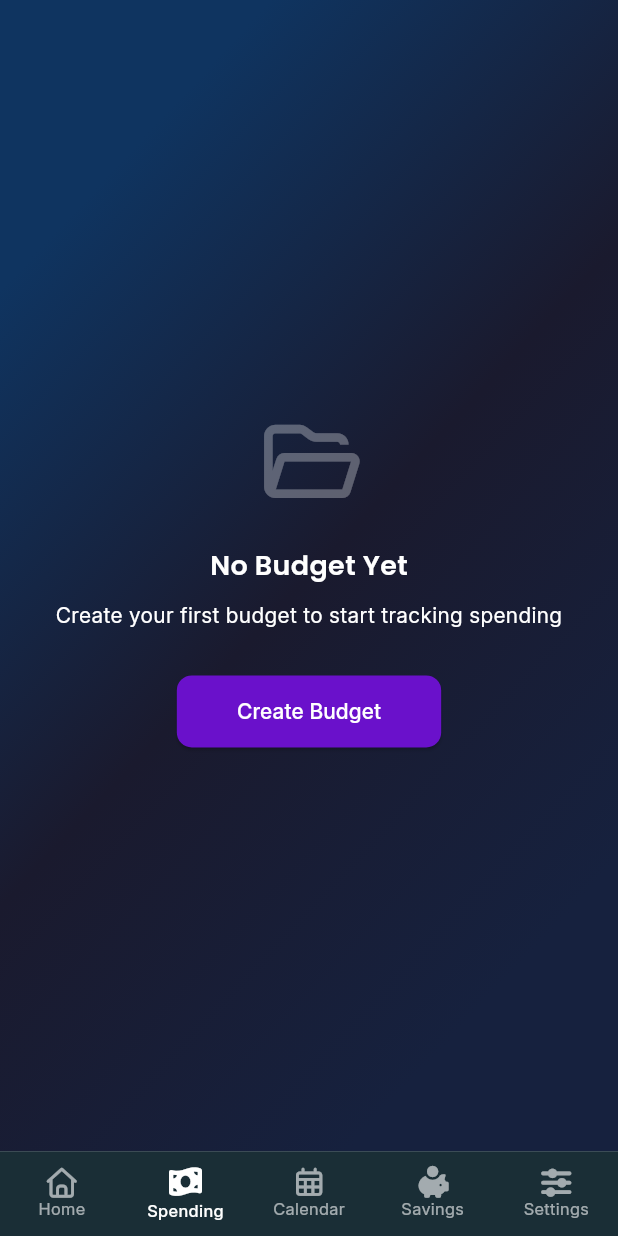
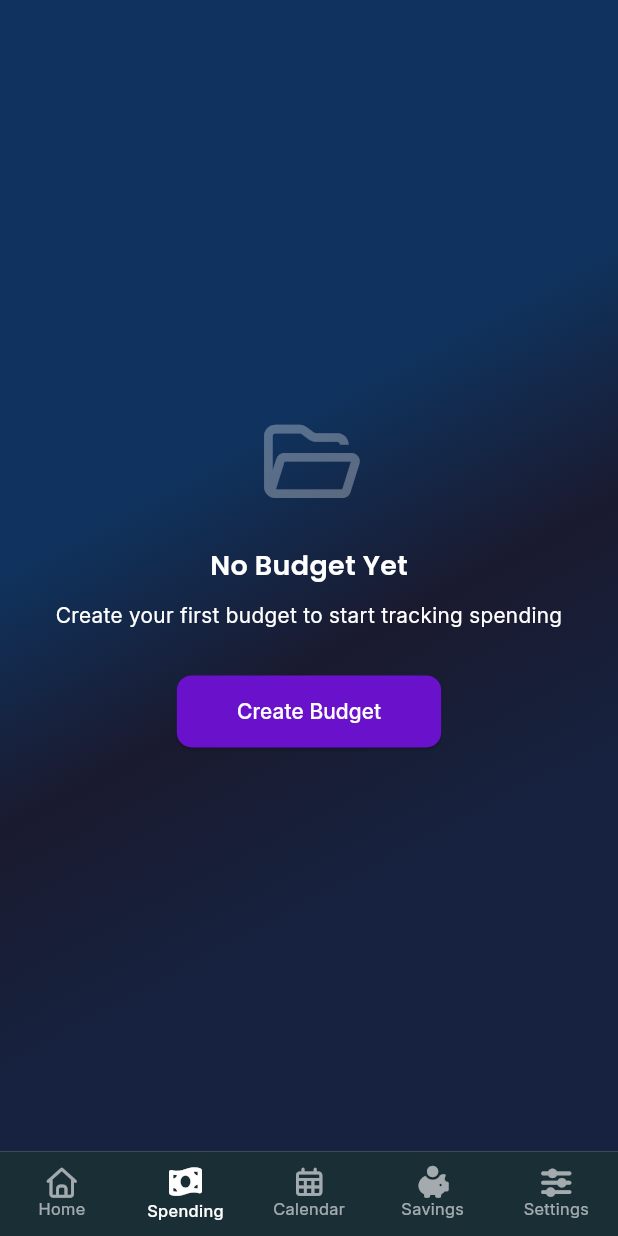
Before and after one commit to jhon6264/SpendSave-Mobile-App, a Flutter app: the screen it shows after launch, item 2 of the bottom bar chosen, on a phone screen of 412 x 824 dp. Run offline on Flutter 3.47's test engine with Material 3 defaults, Android fonts, the phone set to English and light mode, and no system bars; our stand-ins replace font_awesome_flutter, glassmorphism, hive; accounts and stored records are empty.

Commit message:
2nd commit 1/15/26

```diff
--- a/lib/screens/calendar_screen.dart
+++ b/lib/screens/calendar_screen.dart
@@ -7,12 +7,9 @@ class CalendarScreen extends StatelessWidget {
 
   @override
   Widget build(BuildContext context) {
-    return Scaffold(
-      body: Container(
-        decoration: const BoxDecoration(
-          gradient: AppTheme.backgroundGradient,
-        ),
-        child: SafeArea(
+  return Scaffold(
+    body: AnimatedBackground(
+      child: SafeArea(
           child: Padding(
             padding: const EdgeInsets.all(AppTheme.paddingMedium),
             child: Column(
--- a/lib/widgets/animated_background.dart
+++ b/lib/widgets/animated_background.dart
@@ -1,4 +1,5 @@
 import 'package:flutter/material.dart';
+import 'dart:math';
 
 class AnimatedBackground extends StatefulWidget {
   final Widget child;
@@ -19,8 +20,8 @@ class _AnimatedBackgroundState extends State<AnimatedBackground>
   late AnimationController _controller;
   late Animation<double> _animation;
 
-  // Deep Ocean color palette
-  static const List<Color> _backgroundColors = [
+  // Original color palette from app_theme.dart
+  static const List<Color> _baseColors = [
     Color(0xFF0F3460), // Deep Blue
     Color(0xFF1A1A2E), // Navy
     Color(0xFF16213E), // Dark Blue
@@ -30,15 +31,16 @@ class _AnimatedBackgroundState extends State<AnimatedBackground>
   void initState() {
     super.initState();
 
+    // Controller for infinite seamless animation
     _controller = AnimationController(
       vsync: this,
       duration: widget.duration,
-    )..repeat(reverse: true);
+    )..repeat();
 
     _animation = Tween<double>(begin: 0.0, end: 1.0).animate(
       CurvedAnimation(
         parent: _controller,
-        curve: Curves.easeInOut,
+        curve: Curves.linear, // Linear for smooth continuous movement
       ),
     );
   }
@@ -49,26 +51,71 @@ class _AnimatedBackgroundState extends State<AnimatedBackground>
     super.dispose();
   }
 
+  // Generate interpolated colors for continuous cycling
+  List<Color> _getCyclingColors(double progress) {
+    // Multiply progress by number of colors for complete cycles
+    final double offset = progress * _baseColors.length;
+
+    // Create three interpolated colors that shift through the palette
+    return List.generate(3, (index) {
+      // Calculate which two base colors to interpolate between
+      final double colorPos = (offset + index) % _baseColors.length;
+      final int colorIndex = colorPos.floor();
+      final double lerpAmount = colorPos - colorIndex;
+
+      // Get the two colors to interpolate
+      final Color colorA = _baseColors[colorIndex];
+      final Color colorB = _baseColors[(colorIndex + 1) % _baseColors.length];
+
+      // Smooth interpolation using sinusoidal easing
+      final double easedLerp = _smoothStep(lerpAmount);
+      return Color.lerp(colorA, colorB, easedLerp)!;
+    });
+  }
+
+  // Smoothstep function for smoother transitions
+  double _smoothStep(double t) {
+    return t * t * (3 - 2 * t);
+  }
+
+  // Calculate gradient positions for flowing effect
+  Alignment _getGradientStart(double progress) {
+    // Create circular motion for gradient angle
+    final double angle = progress * 2 * 3.14159;
+    final double x = -0.5 + 0.3 * (1.0 + sin(angle)) / 2;
+    final double y = -0.5 + 0.3 * (1.0 + cos(angle)) / 2;
+    return Alignment(x, y);
+  }
+
+  Alignment _getGradientEnd(double progress) {
+    // Opposite direction for dynamic gradient
+    final double angle = progress * 2 * 3.14159 + 3.14159;
+    final double x = 0.5 - 0.3 * (1.0 + sin(angle)) / 2;
+    final double y = 0.5 - 0.3 * (1.0 + cos(angle)) / 2;
+    return Alignment(x, y);
+  }
+
   @override
   Widget build(BuildContext context) {
     return AnimatedBuilder(
       animation: _animation,
       builder: (context, child) {
-        // Calculate moving gradient positions based on animation value
-        final animationValue = _animation.value;
+        final double progress = _animation.value;
 
-        // Create moving effect by animating gradient start/end positions
-        final beginX = -1.0 + (2.0 * animationValue);
-        final beginY = -0.5 + (1.0 * animationValue);
-        final endX = 1.0 - (2.0 * animationValue);
-        final endY = 0.5 - (1.0 * animationValue);
+        // Get current colors in the cycle
+        final List<Color> currentColors = _getCyclingColors(progress);
+
+        // Get current gradient positions
+        final Alignment gradientStart = _getGradientStart(progress);
+        final Alignment gradientEnd = _getGradientEnd(progress);
 
         return Container(
           decoration: BoxDecoration(
             gradient: LinearGradient(
-              colors: _backgroundColors,
-              begin: Alignment(beginX, beginY),
-              end: Alignment(endX, endY),
+              colors: currentColors,
+              begin: gradientStart,
+              end: gradientEnd,
+              stops: const [0.0, 0.5, 1.0],
               tileMode: TileMode.clamp,
             ),
           ),
```
